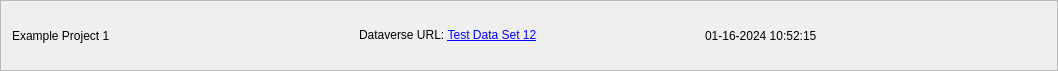
This is pasta_eln/GUI/dataverse_ui/dataverse_completed_upload_task.ui in PASTA-ELN/pasta-eln as Qt 5 draws it before an edit. The edited form follows.
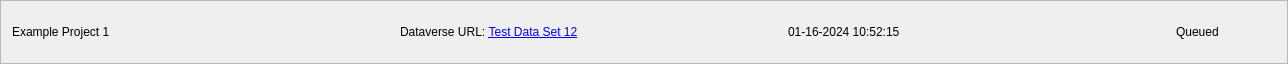
This is the edited form.

Commit message: - Added database API functions for the dataverse operations and integrated with the upload tasks.

Patch:
```diff
--- a/pasta_eln/GUI/dataverse_ui/dataverse_completed_upload_task.ui
+++ b/pasta_eln/GUI/dataverse_ui/dataverse_completed_upload_task.ui
@@ -6,8 +6,8 @@
    <rect>
     <x>0</x>
     <y>0</y>
-    <width>1058</width>
-    <height>71</height>
+    <width>1288</width>
+    <height>64</height>
    </rect>
   </property>
   <property name="windowTitle">
@@ -52,6 +52,28 @@
        </property>
       </widget>
      </item>
+     <item>
+      <widget class="QLabel" name="statusLabel">
+       <property name="sizePolicy">
+        <sizepolicy hsizetype="Fixed" vsizetype="Preferred">
+         <horstretch>0</horstretch>
+         <verstretch>0</verstretch>
+        </sizepolicy>
+       </property>
+       <property name="minimumSize">
+        <size>
+         <width>100</width>
+         <height>0</height>
+        </size>
+       </property>
+       <property name="toolTip">
+        <string>Displays the status of the upload.</string>
+       </property>
+       <property name="text">
+        <string>Queued</string>
+       </property>
+      </widget>
+     </item>
     </layout>
    </item>
   </layout>
```
The commit also changes 7 other files.
